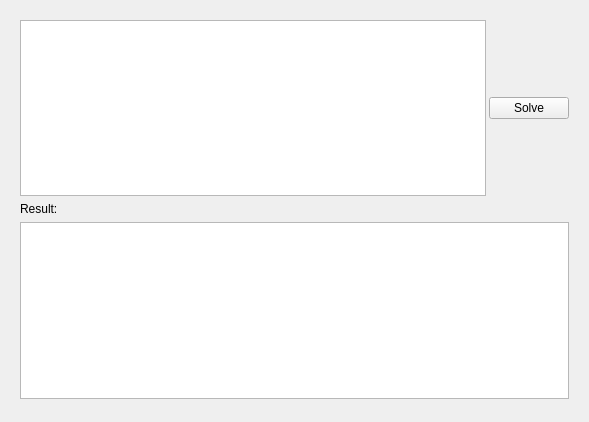
The window that mainwindow.ui (hongnv55/SMT-Solver---GUI) describes before a commit, drawn with Qt 5.
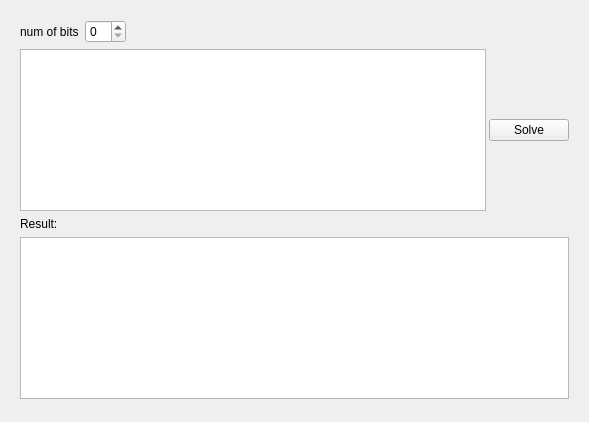
The same window after the commit.

Diff of the .ui file:
```diff
--- a/mainwindow.ui
+++ b/mainwindow.ui
@@ -24,6 +24,33 @@
      </rect>
     </property>
     <layout class="QVBoxLayout" name="verticalLayout">
+     <item>
+      <layout class="QHBoxLayout" name="horizontalLayout_2">
+       <item>
+        <widget class="QLabel" name="label_2">
+         <property name="text">
+          <string>num of bits</string>
+         </property>
+        </widget>
+       </item>
+       <item>
+        <widget class="QSpinBox" name="numOfBits"/>
+       </item>
+       <item>
+        <spacer name="horizontalSpacer">
+         <property name="orientation">
+          <enum>Qt::Horizontal</enum>
+         </property>
+         <property name="sizeHint" stdset="0">
+          <size>
+           <width>40</width>
+           <height>20</height>
+          </size>
+         </property>
+        </spacer>
+       </item>
+      </layout>
+     </item>
      <item>
       <layout class="QHBoxLayout" name="horizontalLayout">
        <property name="spacing">
```
